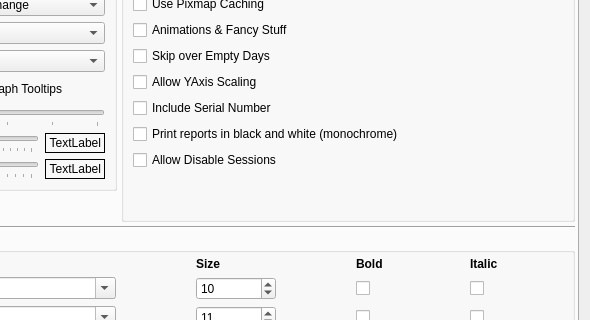
The window that oscar/preferencesdialog.ui (littleyoda/oscar) describes before a commit, drawn with Qt 5; both pictures show x 352 to 942 and y 126 to 446 of the 942 by 726 pixel window.
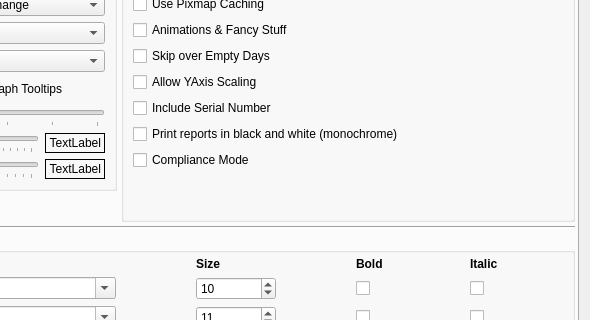
The same window after the commit. The open tabs and pages were chosen to show the change. Icons and pictures are not drawn.

Commit message: Renamed to ComplianceMode and enforced Compliance Mode has not knowledge of disable sessions

```diff
--- a/oscar/preferencesdialog.ui
+++ b/oscar/preferencesdialog.ui
@@ -2762,7 +2762,7 @@
                   <string>Allow sessions to be disabled.\nDisabled Session are not used for graphing or Statistics.</string>
                  </property>
                  <property name="text">
-                  <string>Allow Disable Sessions</string>
+                  <string>Compliance Mode</string>
                  </property>
                 </widget>
                </item>
```
Left out of the diff: 2 changed lines with no effect on the pictures. The commit also changes 9 other files.
